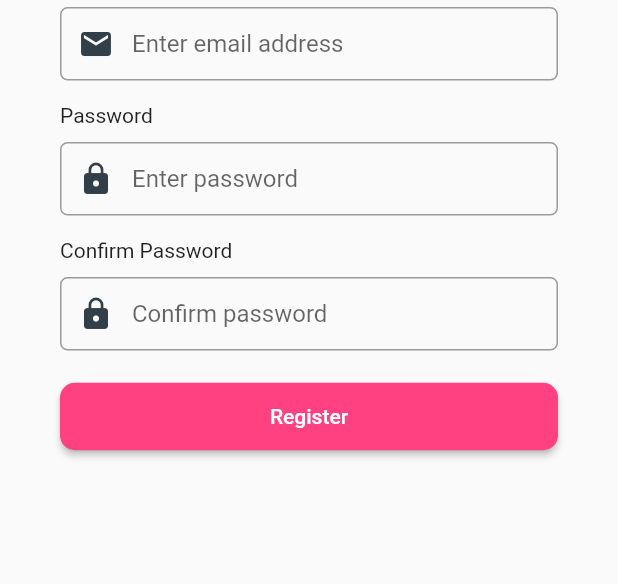
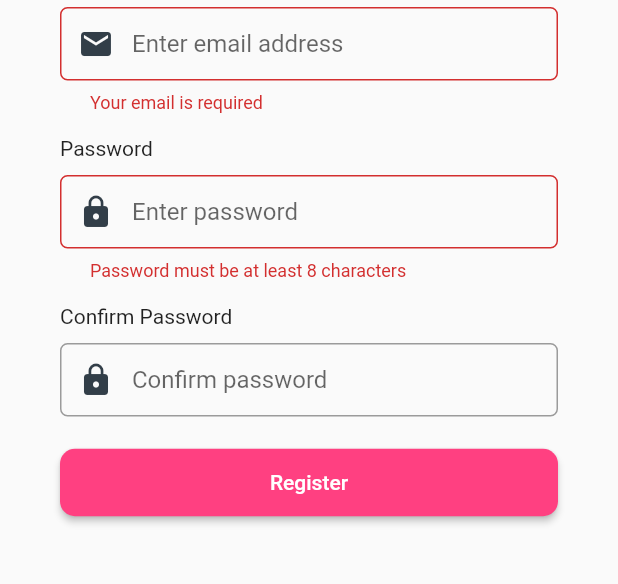
Before and after one commit to DAB-Co/jam-mobile, a Flutter app: the Register screen opened by its route, on a phone screen of 412 x 824 dp, the part 107-691 px from its top. Run offline on Flutter 3.47's test engine with Material 2 defaults, Android fonts, the phone set to English and light mode, and no system bars; our stand-ins replace hive, hive_flutter, shared_preferences; missing offline and left inert: mqtt_client; accounts and stored records are empty.

Commit message:
add dynamic validator to register page (close #25)

```diff
--- a/lib/pages/login.dart
+++ b/lib/pages/login.dart
@@ -88,7 +88,8 @@ class _LoginState extends State<Login> {
         successfulMessage.then((response) {
           if (response['status']) {
             User? user = response['user'];
-            Provider.of<UserProvider>(context, listen: false).setUser(user, context);
+            Provider.of<UserProvider>(context, listen: false)
+                .setUser(user, context);
             Navigator.pushReplacementNamed(context, routes.homepage);
           } else {
             showSnackBar(context, response["message"]);
--- a/lib/pages/register.dart
+++ b/lib/pages/register.dart
@@ -15,6 +15,15 @@ class Register extends StatefulWidget {
 }
 
 class _RegisterState extends State<Register> {
+
+  final passwordController = TextEditingController();
+
+  @override
+  void dispose() {
+    passwordController.dispose();
+    super.dispose();
+  }
+
   final formKey = new GlobalKey<FormState>();
 
   String? _username, _password, _confirmPassword;
@@ -23,7 +32,12 @@ class _RegisterState extends State<Register> {
   Widget build(BuildContext context) {
     AuthProvider auth = Provider.of<AuthProvider>(context);
 
+    WidgetsBinding.instance?.addPostFrameCallback((_) {
+      formKey.currentState!.validate();
+    });
+
     final usernameField = TextFormField(
+      onChanged: (_) => formKey.currentState!.validate(),
       autofocus: false,
       validator: validateEmail,
       onSaved: (value) => _username = value,
@@ -31,6 +45,8 @@ class _RegisterState extends State<Register> {
     );
 
     final passwordField = TextFormField(
+      controller: passwordController,
+      onChanged: (_) => formKey.currentState!.validate(),
       autofocus: false,
       obscureText: true,
       validator: (value) => validatePassword(value),
@@ -39,9 +55,10 @@ class _RegisterState extends State<Register> {
     );
 
     final confirmPassword = TextFormField(
+      onChanged: (_) => formKey.currentState!.validate(),
       autofocus: false,
       obscureText: true,
-      validator: (value) => value!.isEmpty ? "Your password is required" : null,
+      validator: (value) => (value != passwordController.text) ? "Passwords don't match" : null,
       onSaved: (value) => _confirmPassword = value,
       decoration: buildInputDecoration("Confirm password", Icons.lock),
     );
--- a/lib/util/validators.dart
+++ b/lib/util/validators.dart
@@ -23,9 +23,9 @@ String? validatePassword(String? value) {
   if (value == null) {
     _msg = "Your password is required";
   } else if (value.length < minLength) {
-    _msg = 'Password must be at least $minLength characters!';
+    _msg = 'Password must be at least $minLength characters';
   } else if (value.length > maxLength) {
-    _msg = "Password can't be longer than $maxLength characters!";
+    _msg = "Password can't be longer than $maxLength characters";
   }
   return _msg;
 }
--- a/lib/widgets/form_widgets.dart
+++ b/lib/widgets/form_widgets.dart
@@ -27,9 +27,14 @@ MaterialButton longButtons(
 
 InputDecoration buildInputDecoration(String hintText, IconData icon) {
   return InputDecoration(
-    prefixIcon: Icon(icon, color: Color.fromRGBO(50, 62, 72, 1.0)),
-    hintText: hintText,
-    contentPadding: EdgeInsets.fromLTRB(20.0, 15.0, 20.0, 15.0),
-    border: OutlineInputBorder(borderRadius: BorderRadius.circular(5.0)),
-  );
+      prefixIcon: Icon(icon, color: Color.fromRGBO(50, 62, 72, 1.0)),
+      hintText: hintText,
+      contentPadding: EdgeInsets.fromLTRB(20.0, 15.0, 20.0, 15.0),
+      focusedBorder: OutlineInputBorder(
+        borderSide: BorderSide(color: Colors.green),
+        borderRadius: BorderRadius.circular(5.0),
+      ),
+      border: OutlineInputBorder(
+        borderRadius: BorderRadius.circular(5.0),
+      ));
 }
```
